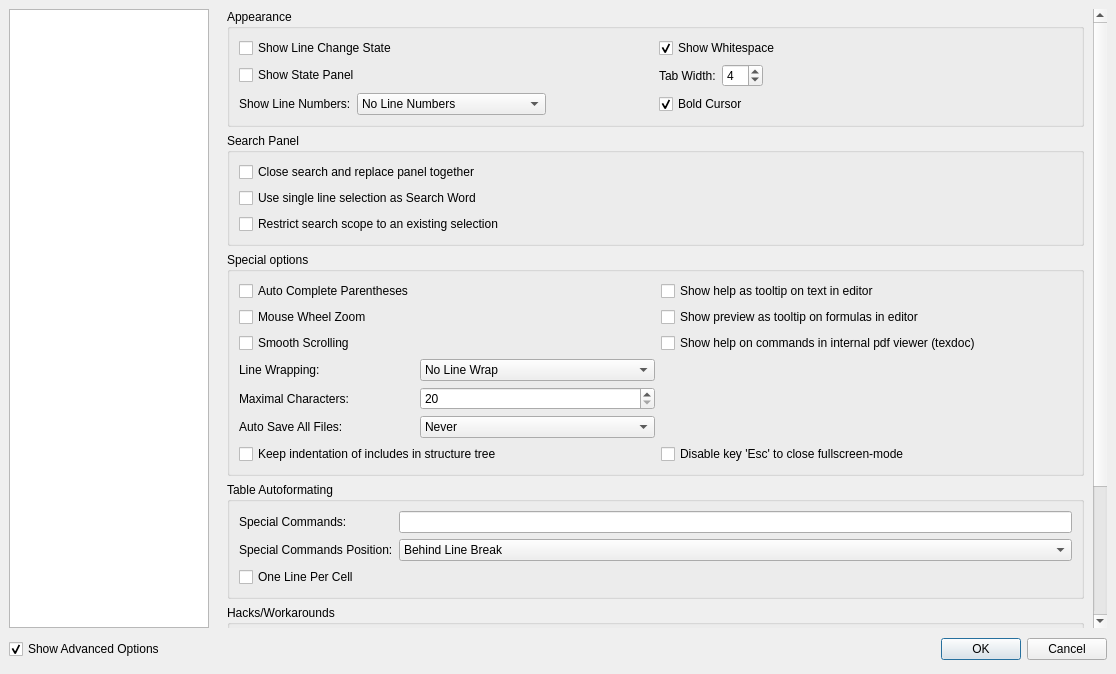
First picture: the form in configdialog.ui, repository svn2github/texstudio-trunk, before the edit.
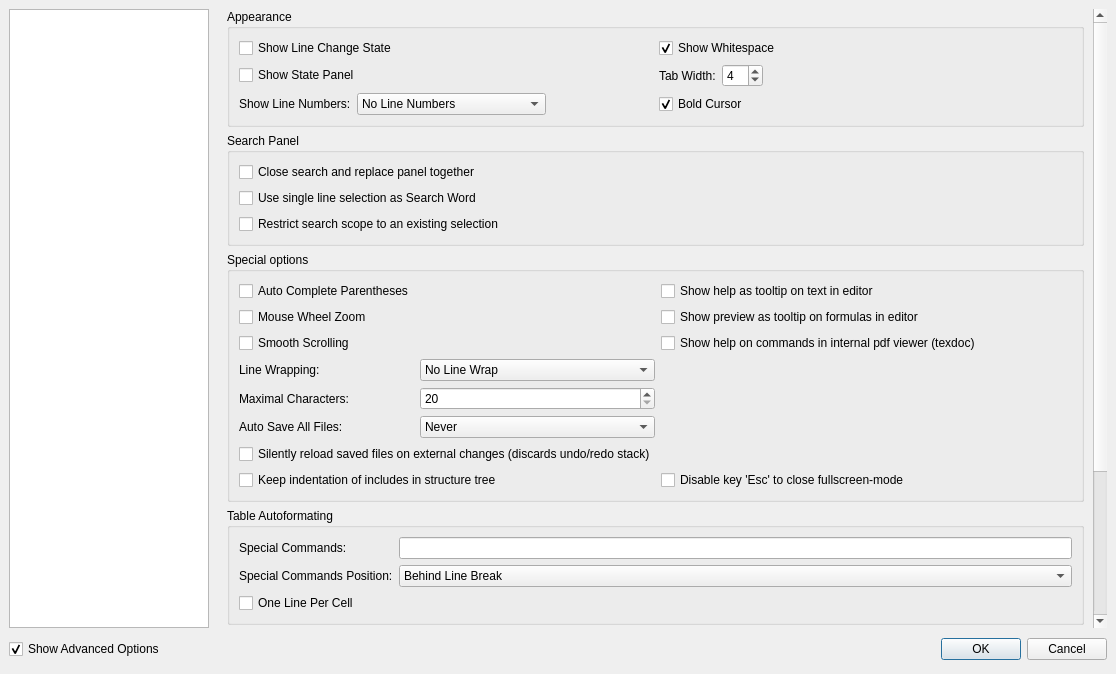
Second picture: the form after the edit. Icons and pictures are not drawn.

Commit message: add option to silently reload files on external changes

Diff of the .ui file:
```diff
--- a/configdialog.ui
+++ b/configdialog.ui
@@ -1409,8 +1409,8 @@
            <rect>
             <x>0</x>
             <y>0</y>
-            <width>903</width>
-            <height>786</height>
+            <width>863</width>
+            <height>724</height>
            </rect>
           </property>
           <layout class="QVBoxLayout" name="verticalLayout_8">
@@ -1734,7 +1734,7 @@
                 </property>
                </widget>
               </item>
-              <item row="10" column="0" colspan="2">
+              <item row="11" column="0" colspan="2">
                <widget class="QCheckBox" name="checkBoxIndentIncludesInStructureTree">
                 <property name="text">
                  <string>Keep indentation of includes in structure tree</string>
@@ -1748,13 +1748,20 @@
                 </property>
                </widget>
               </item>
-              <item row="10" column="2">
+              <item row="11" column="2">
                <widget class="QCheckBox" name="checkBoxDisableEscForClosingfullscreen">
                 <property name="text">
                  <string>Disable key 'Esc' to close fullscreen-mode</string>
                 </property>
                </widget>
               </item>
+              <item row="10" column="0" colspan="4">
+               <widget class="QCheckBox" name="checkBoxSilentReload">
+                <property name="text">
+                 <string>Silently reload saved files on external changes (discards undo/redo stack)</string>
+                </property>
+               </widget>
+              </item>
              </layout>
             </widget>
            </item>
```
Left out of the diff: 12 changed lines with no effect on the pictures. The commit also changes 5 other files.
